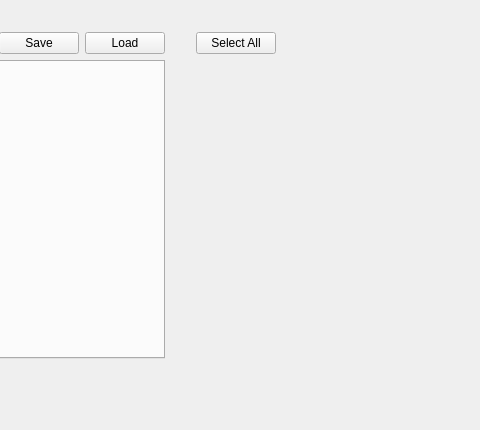
First picture: the form in uis/mainwindow.ui, repository arc-instruments/arc2control, before the edit; both pictures show x 461 to 941 and y 252 to 682 of the 1085 by 682 pixel window.
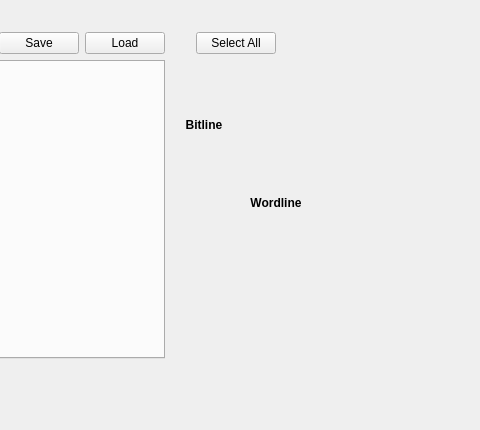
Second picture: the form after the edit. Custom widgets are drawn as their Qt base class.

Commit message: Add wordline and bitline labels along the main crossbar

What changed in the file:
```diff
--- a/uis/mainwindow.ui
+++ b/uis/mainwindow.ui
@@ -163,6 +163,24 @@
          </layout>
         </item>
         <item>
+         <layout class="QGridLayout" name="gridLayout">
+          <property name="bottomMargin">
+           <number>20</number>
+          </property>
+          <item row="1" column="1">
+           <widget class="QLabel" name="label">
+            <property name="styleSheet">
+             <string notr="true">font-weight: bold;</string>
+            </property>
+            <property name="text">
+             <string>Wordline</string>
+            </property>
+            <property name="alignment">
+             <set>Qt::AlignCenter</set>
+            </property>
+           </widget>
+          </item>
+          <item row="0" column="1">
          <widget class="PaintWidget" name="mainCrossbarWidget" native="true">
           <property name="sizePolicy">
            <sizepolicy hsizetype="Preferred" vsizetype="Preferred">
@@ -172,6 +190,21 @@
           </property>
          </widget>
         </item>
+          <item row="0" column="0">
+           <widget class="VerticalLabel" name="label_2">
+            <property name="styleSheet">
+             <string notr="true">font-weight: bold;</string>
+            </property>
+            <property name="text">
+             <string>Bitline</string>
+            </property>
+            <property name="alignment">
+             <set>Qt::AlignCenter</set>
+            </property>
+           </widget>
+          </item>
+         </layout>
+        </item>
         <item>
          <spacer name="verticalSpacer_4">
           <property name="orientation">
@@ -274,6 +307,11 @@
    <header>..collapsibletree_widget</header>
    <container>1</container>
   </customwidget>
+  <customwidget>
+   <class>VerticalLabel</class>
+   <extends>QLabel</extends>
+   <header>pyqtgraph.widgets.VerticalLabel</header>
+  </customwidget>
  </customwidgets>
  <resources/>
  <connections/>
```
Lines whose indentation alone changed are shown as unchanged.
